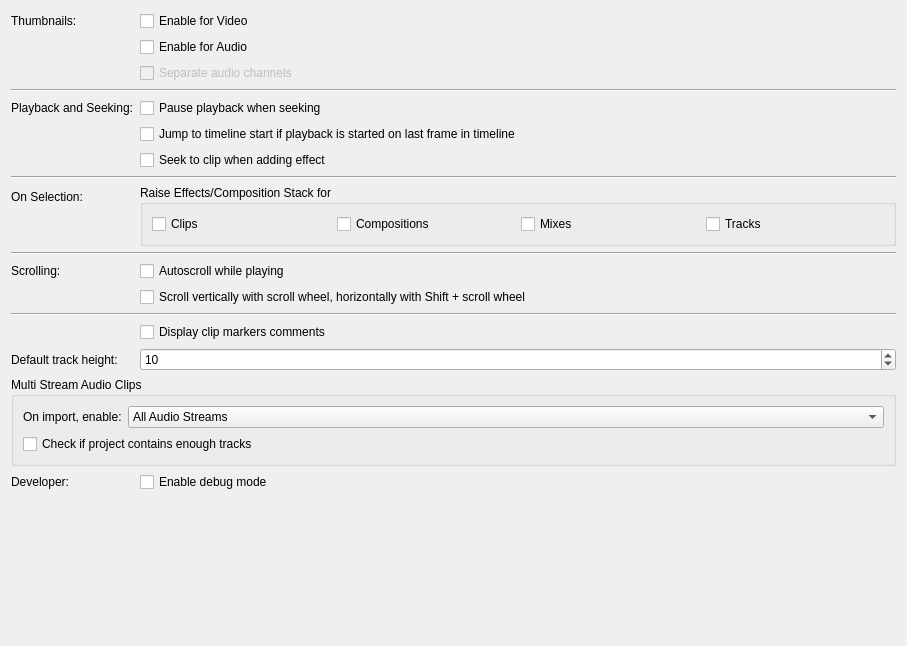
Old version of the form src/ui/configtimeline_ui.ui in the repository KDE/kdenlive.
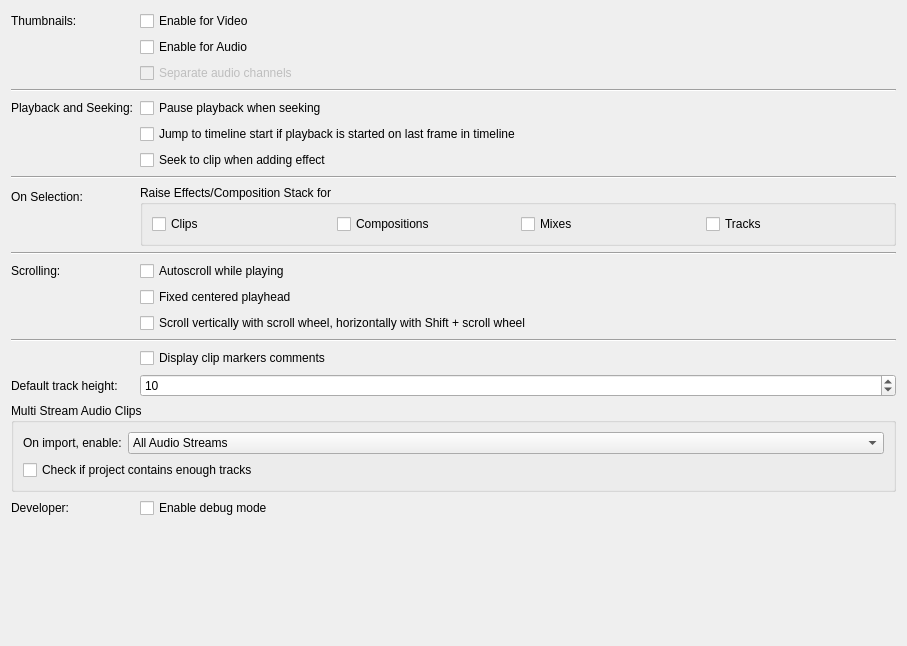
New version of the form.

Commit message:
Add centered playhead feature to timeline settings
- Introduced a new setting to center the timeline on the playhead during playback or seeking.
- Updated the settings dialog and configuration files to include the centered playhead option.
- Emitted signals for changes in centered playhead state and connected them to the timeline controller.
- Enhanced QML timeline behavior to support centered playhead functionality.

```diff
--- a/src/ui/configtimeline_ui.ui
+++ b/src/ui/configtimeline_ui.ui
@@ -117,34 +117,41 @@
     </widget>
    </item>
    <item row="11" column="1">
+    <widget class="QCheckBox" name="kcfg_centeredplayhead">
+     <property name="text">
+      <string>Fixed centered playhead</string>
+     </property>
+    </widget>
+   </item>
+   <item row="12" column="1">
     <widget class="QCheckBox" name="kcfg_scrollvertically">
      <property name="text">
       <string>Scroll vertically with scroll wheel, horizontally with Shift + scroll wheel</string>
      </property>
     </widget>
    </item>
-   <item row="12" column="0" colspan="2">
+   <item row="13" column="0" colspan="2">
     <widget class="Line" name="line">
      <property name="orientation">
       <enum>Qt::Orientation::Horizontal</enum>
      </property>
     </widget>
    </item>
-   <item row="15" column="1">
+   <item row="16" column="1">
     <widget class="QCheckBox" name="kcfg_showmarkers">
      <property name="text">
       <string>Display clip markers comments</string>
      </property>
     </widget>
    </item>
-   <item row="16" column="0">
+   <item row="17" column="0">
     <widget class="QLabel" name="label">
      <property name="text">
       <string>Default track height:</string>
      </property>
     </widget>
    </item>
-   <item row="16" column="1">
+   <item row="17" column="1">
     <widget class="QSpinBox" name="kcfg_trackheight">
      <property name="minimum">
       <number>0</number>
@@ -157,7 +164,7 @@
      </property>
     </widget>
    </item>
-   <item row="18" column="0" colspan="2">
+   <item row="19" column="0" colspan="2">
     <widget class="QGroupBox" name="groupBox_3">
      <property name="title">
       <string>Multi Stream Audio Clips</string>
@@ -205,21 +212,21 @@
      </layout>
     </widget>
    </item>
-   <item row="19" column="0">
+   <item row="20" column="0">
     <widget class="QLabel" name="label_6">
      <property name="text">
       <string>Developer:</string>
      </property>
     </widget>
    </item>
-   <item row="19" column="1">
+   <item row="20" column="1">
     <widget class="QCheckBox" name="kcfg_uiDebugMode">
      <property name="text">
       <string>Enable debug mode</string>
      </property>
     </widget>
    </item>
-   <item row="20" column="0">
+   <item row="21" column="0">
     <spacer name="verticalSpacer">
      <property name="orientation">
       <enum>Qt::Orientation::Vertical</enum>
```
Left out of the diff: 1 changed line with no effect on the pictures. The commit also changes 6 other files.
